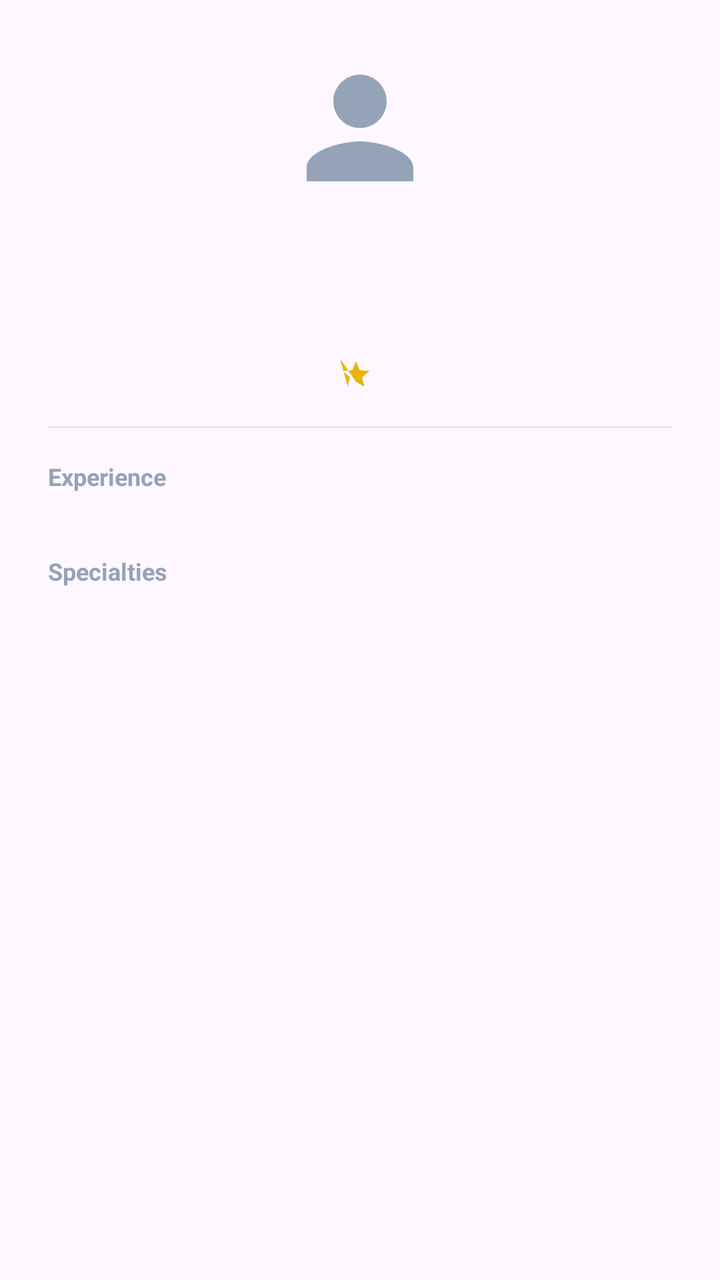
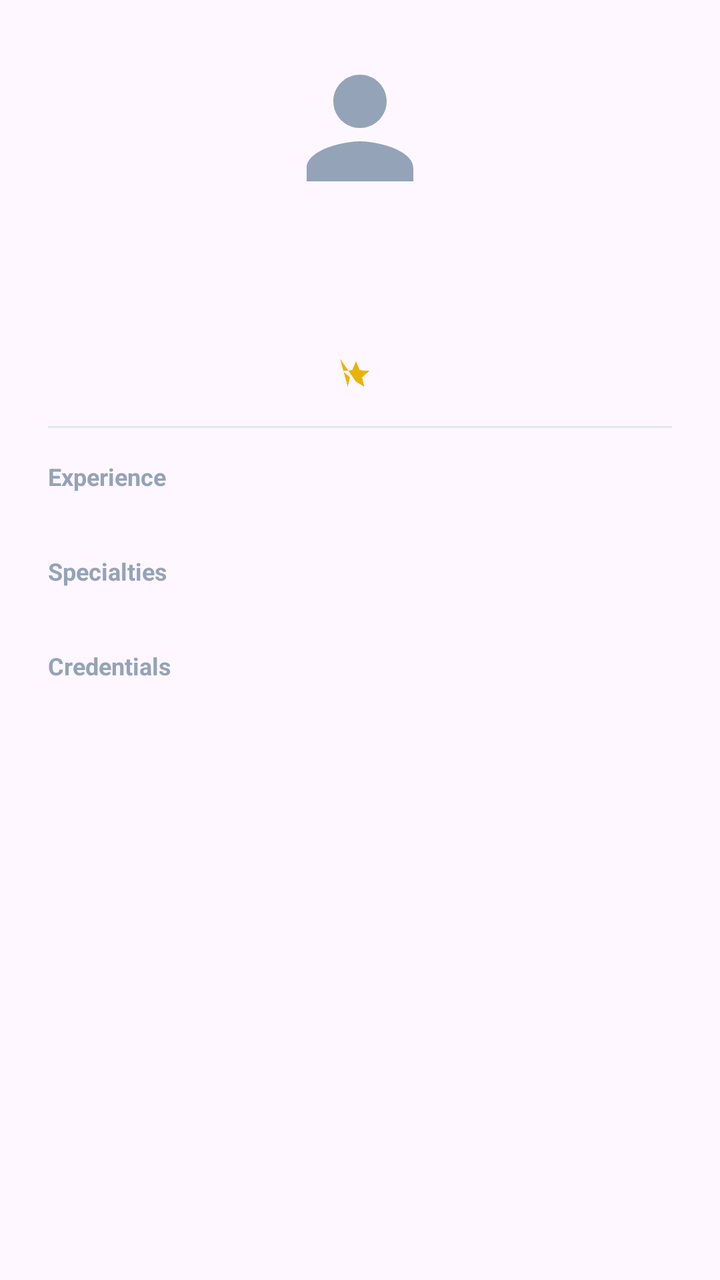

Compare the two renders of this Android layout. The source of the first and the diff that turns it into the second are given below.
<!-- AndroidManifest.xml: application theme Theme.Newtacks -->
<!-- res/layout/dialog_worker_details_preview.xml -->
<?xml version="1.0" encoding="utf-8"?>
<LinearLayout xmlns:android="http://schemas.android.com/apk/res/android"
    xmlns:app="http://schemas.android.com/apk/res-auto"
    android:layout_width="match_parent"
    android:layout_height="wrap_content"
    android:orientation="vertical"
    android:padding="24dp">

    <ImageView
        android:id="@+id/ivWorkerProfile"
        android:layout_width="80dp"
        android:layout_height="80dp"
        android:layout_gravity="center"
        android:layout_marginBottom="16dp"
        android:src="@drawable/ic_user_placeholder" />

    <LinearLayout
        android:layout_width="match_parent"
        android:layout_height="wrap_content"
        android:gravity="center"
        android:orientation="horizontal">

        <TextView
            android:id="@+id/tvWorkerName"
            android:layout_width="wrap_content"
            android:layout_height="wrap_content"
            android:textSize="20sp"
            android:textStyle="bold"
            android:textColor="#1E293B" />

        <TextView
            android:id="@+id/tvWorkerBadge"
            android:layout_width="wrap_content"
            android:layout_height="wrap_content"
            android:layout_marginStart="8dp"
            android:background="@drawable/bg_badge_green1"
            android:paddingHorizontal="6dp"
            android:paddingVertical="2dp"
            android:text="NC3"
            android:textColor="#FFFFFF"
            android:textSize="10sp"
            android:textStyle="bold"
            android:visibility="gone" />

    </LinearLayout>

    <TextView
        android:id="@+id/tvWorkerPhone"
        android:layout_width="match_parent"
        android:layout_height="wrap_content"
        android:gravity="center"
        android:textSize="14sp"
        android:textColor="#64748B"
        android:layout_marginBottom="12dp" />

    <LinearLayout
        android:layout_width="wrap_content"
        android:layout_height="wrap_content"
        android:layout_gravity="center"
        android:gravity="center_vertical"
        android:orientation="horizontal"
        android:layout_marginBottom="16dp">

        <ImageView
            android:layout_width="16dp"
            android:layout_height="16dp"
            android:src="@drawable/ic_star"
            app:tint="#EAB308" />

        <TextView
            android:id="@+id/tvWorkerRating"
            android:layout_width="wrap_content"
            android:layout_height="wrap_content"
            android:layout_marginStart="4dp"
            android:textSize="14sp"
            android:textStyle="bold"
            android:textColor="#1E293B" />
    </LinearLayout>

    <View
        android:layout_width="match_parent"
        android:layout_height="1dp"
        android:background="#E2E8F0"
        android:layout_marginBottom="16dp" />

    <TextView
        android:layout_width="wrap_content"
        android:layout_height="wrap_content"
        android:text="Experience"
        android:textSize="12sp"
        android:textStyle="bold"
        android:textColor="#94A3B8" />

    <TextView
        android:id="@+id/tvWorkerExperience"
        android:layout_width="match_parent"
        android:layout_height="wrap_content"
        android:textSize="14sp"
        android:textColor="#1E293B"
        android:layout_marginBottom="12dp" />

    <TextView
        android:layout_width="wrap_content"
        android:layout_height="wrap_content"
        android:text="Specialties"
        android:textSize="12sp"
        android:textStyle="bold"
        android:textColor="#94A3B8" />

    <TextView
        android:id="@+id/tvWorkerCategories"
        android:layout_width="match_parent"
        android:layout_height="wrap_content"
        android:textSize="14sp"
        android:textColor="#1E293B" />

</LinearLayout>
<!-- resources referenced by this layout -->
<resources>
  <!-- drawable bg_badge_green1 (drawable) -->
  <?xml version="1.0" encoding="utf-8"?>
  <shape xmlns:android="http://schemas.android.com/apk/res/android"
      android:shape="rectangle">
      <solid android:color="#74F287" />
      <corners android:radius="20dp" />\
  </shape>
  <!-- drawable ic_star (drawable) -->
  <vector xmlns:android="http://schemas.android.com/apk/res/android"
      android:width="24dp"
      android:height="24dp"
      android:viewportWidth="24"
      android:viewportHeight="24"
      android:tint="?attr/colorControlNormal">
    <path
        android:fillColor="@android:color/white"
        android:pathData="L12,17.27L18.18,21l-1.64,-7.03L22,9.24l-7.19,-0.61L12,2L9.19,8.63L2,9.24l5.46,4.73L5.82,21z"/>
  </vector>
  <!-- drawable ic_user_placeholder (drawable) -->
  <vector xmlns:android="http://schemas.android.com/apk/res/android"
      android:width="24dp"
      android:height="24dp"
      android:viewportWidth="24"
      android:viewportHeight="24">
      <path
          android:fillColor="#94A3B8"
          android:pathData="M12,12c2.21,0 4,-1.79 4,-4s-1.79,-4 -4,-4 -4,1.79 -4,4 1.79,4 4,4zM12,14c-2.67,0 -8,1.34 -8,4v2h16v-2c0,-2.66 -5.33,-4 -8,-4z" />
  </vector>
  <style name="Theme.Newtacks" parent="Base.Theme.Newtacks" />
  <style name="Base.Theme.Newtacks" parent="Theme.Material3.DayNight.NoActionBar">
          <item name="colorPrimary">#004A99</item>
          <item name="colorPrimaryContainer">#004A99</item>
          <item name="colorOnPrimary">#FFFFFF</item>
          <item name="colorSecondary">#004A99</item>
          <item name="colorOnSecondary">#FFFFFF</item>
          <item name="colorTertiary">#004A99</item>
          <item name="colorSecondaryContainer">#EBF2FF</item>
          <item name="colorOnSecondaryContainer">#004A99</item>
          <item name="android:statusBarColor">#004A99</item>
          <item name="android:navigationBarColor">#FFFFFF</item>
          <item name="android:windowLightStatusBar" tools:targetApi="m">false</item>
      </style>
</resources>

<!-- the commit's change to res/layout/dialog_worker_details_preview.xml (unified diff, before → after) -->
@@ -112,6 +112,59 @@
         android:layout_width="match_parent"
         android:layout_height="wrap_content"
         android:textSize="14sp"
-        android:textColor="#1E293B" />
+        android:textColor="#1E293B"
+        android:layout_marginBottom="12dp" />
+
+    <TextView
+        android:layout_width="wrap_content"
+        android:layout_height="wrap_content"
+        android:text="Credentials"
+        android:textSize="12sp"
+        android:textStyle="bold"
+        android:textColor="#94A3B8" />
+
+    <LinearLayout
+        android:id="@+id/layoutCertificates"
+        android:layout_width="match_parent"
+        android:layout_height="wrap_content"
+        android:orientation="horizontal"
+        android:layout_marginTop="4dp">
+
+        <com.google.android.material.button.MaterialButton
+            android:id="@+id/btnViewNC1"
+            style="@style/Widget.MaterialComponents.Button.TextButton"
+            android:layout_width="wrap_content"
+            android:layout_height="wrap_content"
+            android:text="NC1"
+            android:textSize="12sp"
+            android:visibility="gone" />
+
+        <com.google.android.material.button.MaterialButton
+            android:id="@+id/btnViewNC2"
+            style="@style/Widget.MaterialComponents.Button.TextButton"
+            android:layout_width="wrap_content"
+            android:layout_height="wrap_content"
+            android:text="NC2"
+            android:textSize="12sp"
+            android:visibility="gone" />
+
+        <com.google.android.material.button.MaterialButton
+            android:id="@+id/btnViewNC3"
+            style="@style/Widget.MaterialComponents.Button.TextButton"
+            android:layout_width="wrap_content"
+            android:layout_height="wrap_content"
+            android:text="NC3"
+            android:textSize="12sp"
+            android:visibility="gone" />
+
+        <TextView
+            android:id="@+id/tvNoCertificates"
+            android:layout_width="wrap_content"
+            android:layout_height="wrap_content"
+            android:text="No certificates uploaded"
+            android:textSize="14sp"
+            android:textColor="#94A3B8"
+            android:visibility="gone" />
+    </LinearLayout>
 
 </LinearLayout>
